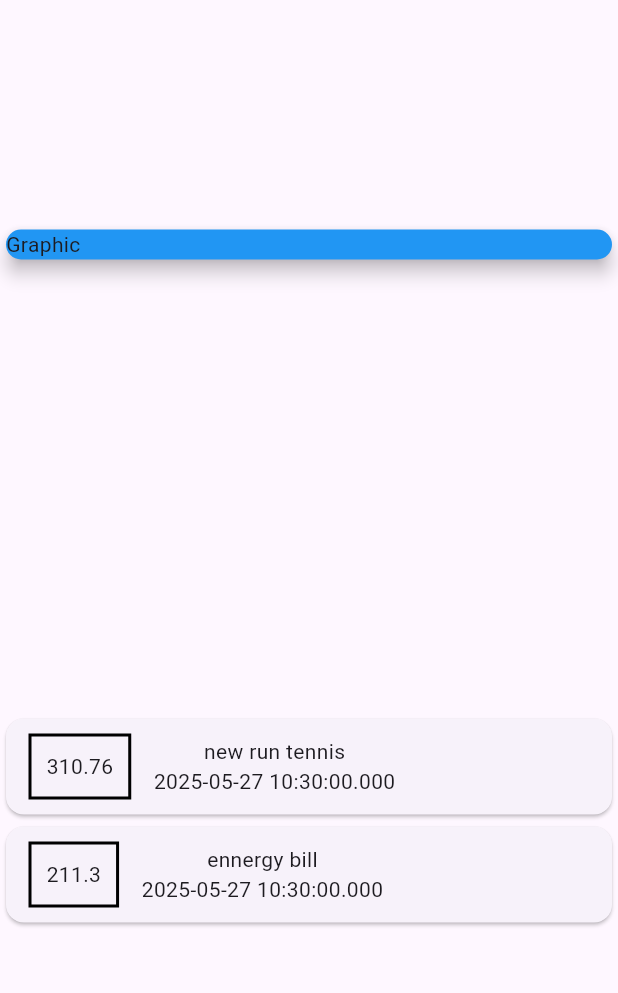
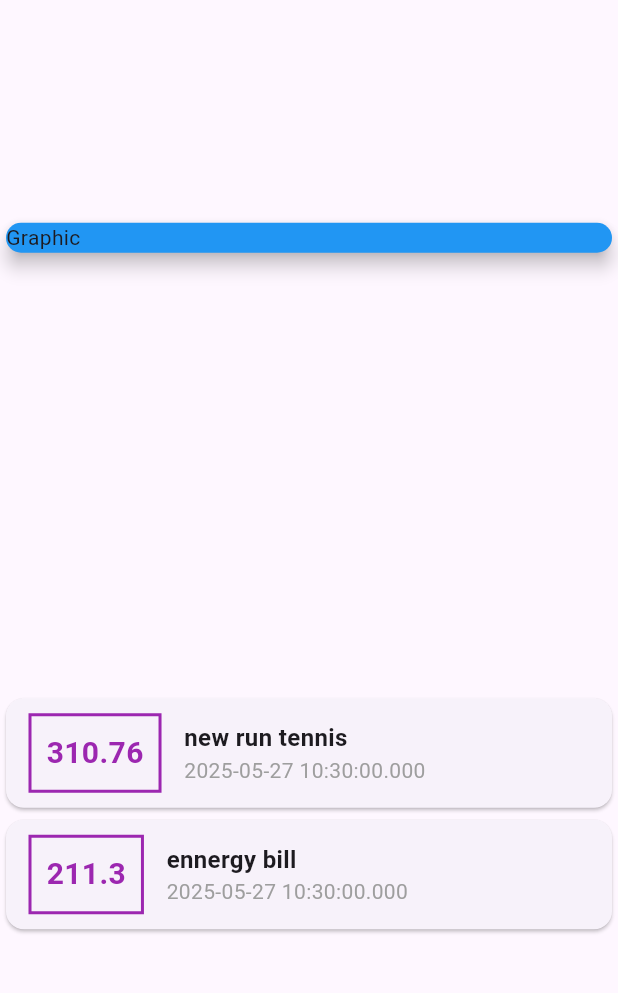
Before and after one commit to joaovtrsantos/personal-expenses-flutter, a Flutter app: the screen it shows after launch, on a phone screen of 412 x 824 dp, the part 84-1077 px from its top. Run offline on Flutter 3.47's test engine with Material 3 defaults, Android fonts, the phone set to English and light mode, and no system bars.

Commit message:
feat: adding styles to transaction list.

```diff
--- a/lib/main.dart
+++ b/lib/main.dart
@@ -61,19 +61,25 @@ class MyHomePage extends StatelessWidget {
                       ),
                       decoration: BoxDecoration(
                         border: Border.all(
-                          color: Colors.black,
+                          color: Colors.purple,
                           width: 2,
                         ),
                       ),
                       padding: EdgeInsets.all(10),
                       child: Text(
-                        tr.value.toString()
+                        tr.value.toString(),
+                        style: TextStyle(
+                          fontWeight: FontWeight.bold,
+                          fontSize: 20,
+                          color: Colors.purple
+                        ),
                       ),
                     ),
                     Column(
+                      crossAxisAlignment: CrossAxisAlignment.start,
                       children: [
-                        Text(tr.title),
-                        Text(tr.date.toString())
+                        Text(tr.title, style: TextStyle(fontSize: 16, fontWeight: FontWeight.bold),),
+                        Text(tr.date.toString(), style: TextStyle(color: Colors.grey),)
                       ],
                     )
                   ],
```
